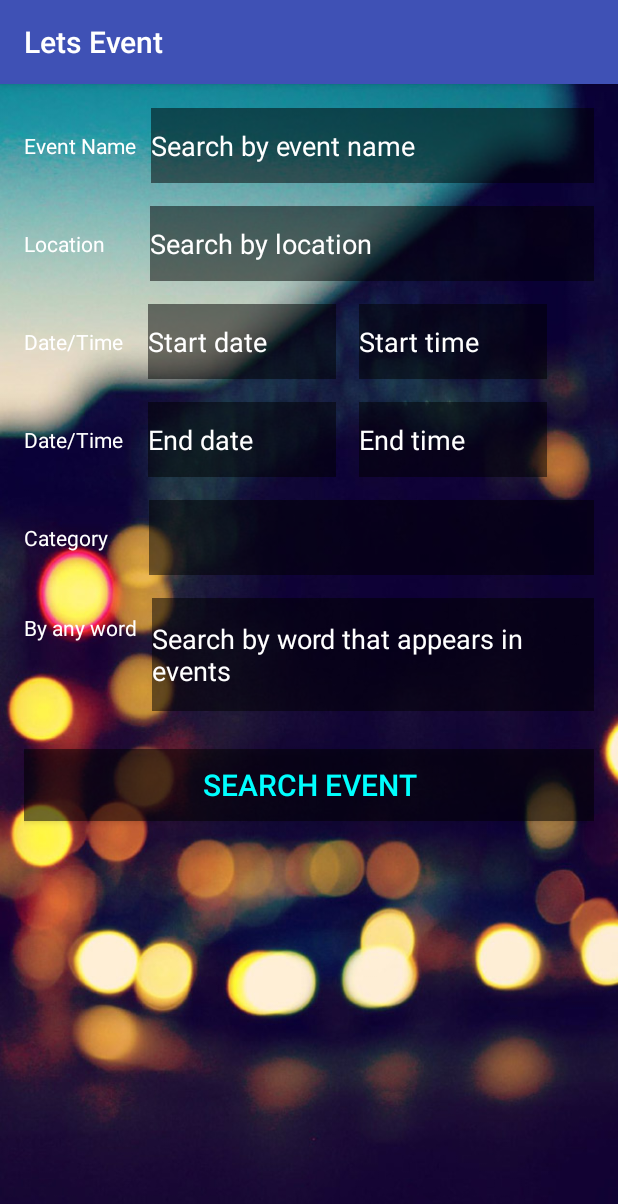
After one commit to omerakin/Lets_Event_Application, an Android app: the SearchActivity screen opened directly, with no data from a screen before it, on a phone screen of 412 x 824 dp. The commit adds this screen. Shown: the top 1204 px of the screen. Run offline under Robolectric (Android 15) with nearby library versions, the phone set to English and light mode, and no system bars.

```diff
--- a/app/src/debug/res/values/google_maps_api.xml
+++ b/app/src/debug/res/values/google_maps_api.xml
@@ -16,6 +16,6 @@
     string in this file.
     -->
     <string name="google_maps_key" translatable="false" templateMergeStrategy="preserve">
-        AIzaSyAgXSSb8CIq6RMliH8IPEQ93tEvOlFJZoc
+        AIzaSyCXaz1ngcwc6633g-7gYBVEGpPBLc95dY4
     </string>
 </resources>
--- a/app/src/main/java/com/example/akin_/letseventapplication/Event_Public_Activity.java
+++ b/app/src/main/java/com/example/akin_/letseventapplication/Event_Public_Activity.java
@@ -80,8 +80,8 @@ public class Event_Public_Activity extends AppCompatActivity {
                         try{
                         arr = obj.getJSONArray("data");
                             arrayLength = arr.length();
-                            oneByOne = arr.getJSONObject(0);
-                          //  info2.setText( arr.length() + "   "+ oneByOne.optString("name"));
+                            //oneByOne = arr.getJSONObject(0);
+                            //info2.setText( arr.length() + "   "+ oneByOne.optString("name"));
 
                             eventNames = new String[arrayLength];
                             eventDates = new String[arrayLength];
--- a/app/src/main/java/com/example/akin_/letseventapplication/MainActivity.java
+++ b/app/src/main/java/com/example/akin_/letseventapplication/MainActivity.java
@@ -107,8 +107,13 @@ public class MainActivity extends AppCompatActivity {
         int id = item.getItemId();
 
         //noinspection SimplifiableIfStatement
-        if (id == R.id.action_settings) {
-            return true;
+        switch (id) {
+            case R.id.action_settings:
+                break;
+            case R.id.search:
+                Intent intent = new Intent(this, SearchActivity.class);
+                startActivity(intent);
+                break;
         }
 
         return super.onOptionsItemSelected(item);
--- a/app/src/main/java/com/example/akin_/letseventapplication/MapActivity.java
+++ b/app/src/main/java/com/example/akin_/letseventapplication/MapActivity.java
@@ -40,9 +40,9 @@ public class MapActivity extends FragmentActivity implements OnMapReadyCallback
 
         mMap.setMapType(GoogleMap.MAP_TYPE_HYBRID);
         mMap.setMyLocationEnabled(true);
-        mMap.setTrafficEnabled(true);
-        mMap.setIndoorEnabled(true);
-        mMap.setBuildingsEnabled(true);
+        //mMap.setTrafficEnabled(true);
+        //mMap.setIndoorEnabled(true);
+        //mMap.setBuildingsEnabled(true);
         mMap.getUiSettings().setZoomControlsEnabled(true);
 
 
--- /dev/null
+++ b/app/src/main/java/com/example/akin_/letseventapplication/SearchActivity.java
@@ -0,0 +1,23 @@
+package com.example.akin_.letseventapplication;
+
+import android.content.Intent;
+import android.support.v7.app.ActionBar;
+import android.support.v7.app.ActionBarActivity;
+import android.support.v7.app.AppCompatActivity;
+import android.os.Bundle;
+import android.view.View;
+
+public class SearchActivity extends AppCompatActivity {
+
+    @Override
+    protected void onCreate(Bundle savedInstanceState) {
+        super.onCreate(savedInstanceState);
+        setContentView(R.layout.activity_search);
+    }
+
+    public void onSearchEvent (View view) {
+
+        Intent intent = new Intent(this, MainActivity.class);
+        startActivity(intent);
+    }
+}
--- /dev/null
+++ b/app/src/main/res/layout/activity_search.xml
@@ -0,0 +1,210 @@
+<?xml version="1.0" encoding="utf-8"?>
+<RelativeLayout xmlns:android="http://schemas.android.com/apk/res/android"
+    xmlns:tools="http://schemas.android.com/tools"
+    android:layout_width="match_parent"
+    android:layout_height="match_parent"
+    android:paddingLeft="@dimen/activity_horizontal_margin"
+    android:paddingRight="@dimen/activity_horizontal_margin"
+    android:paddingTop="@dimen/activity_vertical_margin"
+    android:paddingBottom="@dimen/activity_vertical_margin"
+    android:background="@drawable/wallpaper"
+    tools:context="com.example.akin_.letseventapplication.SearchActivity">
+
+
+    <LinearLayout
+        android:orientation="vertical"
+        android:layout_width="fill_parent"
+        android:layout_height="fill_parent">
+
+        <LinearLayout
+            android:layout_width="fill_parent"
+            android:layout_height="wrap_content">
+
+            <TextView
+                android:layout_width="wrap_content"
+                android:layout_height="wrap_content"
+                android:layout_gravity="center"
+                android:text="Event Name   "
+                android:id="@+id/Event_Name"
+                android:textColor="#ffffff"/>
+
+            <EditText
+                android:layout_width="match_parent"
+                android:layout_height="50sp"
+                android:layout_gravity="center_horizontal"
+                android:id="@+id/event_name"
+                android:hint="Search by event name"
+                android:background="#80000000"
+                android:textColor="#ffffff"
+                android:textColorHint="#ffffff" />
+        </LinearLayout>
+
+
+        <LinearLayout
+            android:layout_width="fill_parent"
+            android:layout_height="wrap_content"
+            android:layout_marginTop="15sp">
+
+            <TextView
+                android:layout_width="wrap_content"
+                android:layout_height="wrap_content"
+                android:layout_gravity="center"
+                android:text="Location         "
+                android:id="@+id/Location"
+                android:textColor="#ffffff"/>
+
+            <EditText
+                android:layout_width="match_parent"
+                android:layout_height="50sp"
+                android:layout_gravity="center_horizontal"
+                android:id="@+id/location"
+                android:hint="Search by location"
+                android:background="#80000000"
+                android:textColor="#ffffff"
+                android:textColorHint="#ffffff" />
+        </LinearLayout>
+
+
+        <LinearLayout
+            android:layout_width="fill_parent"
+            android:layout_height="wrap_content"
+            android:layout_marginTop="15sp">
+
+            <TextView
+                android:layout_width="wrap_content"
+                android:layout_height="wrap_content"
+                android:layout_gravity="center"
+                android:text="Date/Time     "
+                android:id="@+id/Date_Time1"
+                android:textColor="#ffffff"/>
+
+            <android.widget.EditText
+                android:layout_width="125sp"
+                android:layout_height="50sp"
+                android:layout_gravity="center_horizontal"
+                android:onClick="onStartDate"
+                android:focusable="false"
+                android:id="@+id/Start_Date"
+                android:hint="Start date"
+                android:background="#80000000"
+                android:textColor="#ffffff"
+                android:textColorHint="#ffffff" />
+
+            <android.widget.EditText
+                android:layout_width="125sp"
+                android:layout_height="50sp"
+                android:layout_marginLeft="15sp"
+                android:layout_gravity="center_horizontal"
+                android:onClick="onStartTime"
+                android:focusable="false"
+                android:id="@+id/Start_Time"
+                android:hint="Start time"
+                android:background="#80000000"
+                android:textColor="#ffffff"
+                android:textColorHint="#ffffff" />
+        </LinearLayout>
+
+
+        <LinearLayout
+            android:layout_width="fill_parent"
+            android:layout_height="wrap_content"
+            android:layout_marginTop="15sp">
+
+            <TextView
+                android:layout_width="wrap_content"
+                android:layout_height="wrap_content"
+                android:layout_gravity="center"
+                android:text="Date/Time     "
+                android:id="@+id/Date_Time2"
+                android:textColor="#ffffff"/>
+
+            <android.widget.EditText
+                android:layout_width="125sp"
+                android:layout_height="50sp"
+                android:layout_gravity="center_horizontal"
+                android:onClick="onEndDate"
+                android:focusable="false"
+                android:id="@+id/End_Date"
+                android:hint="End date"
+                android:background="#80000000"
+                android:textColor="#ffffff"
+                android:textColorHint="#ffffff" />
+
+            <android.widget.EditText
+                android:layout_width="125sp"
+                android:layout_height="50sp"
+                android:layout_marginLeft="15sp"
+                android:layout_gravity="center_horizontal"
+                android:onClick="onEndTime"
+                android:focusable="false"
+                android:id="@+id/End_Time"
+                android:hint="End time"
+                android:background="#80000000"
+                android:textColor="#ffffff"
+                android:textColorHint="#ffffff" />
+        </LinearLayout>
+
+
+        <LinearLayout
+            android:layout_width="fill_parent"
+            android:layout_height="wrap_content"
+            android:layout_marginTop="15sp">
+
+            <TextView
+                android:layout_width="wrap_content"
+                android:layout_height="wrap_content"
+                android:layout_gravity="center"
+                android:text="Category        "
+                android:id="@+id/Category"
+                android:textColor="#ffffff"/>
+
+            <Spinner
+                android:layout_width="match_parent"
+                android:layout_height="50sp"
+                android:layout_gravity="center_horizontal"
+                android:id="@+id/category"
+                android:background="#80000000"
+                android:textColor="#ffffff" />
+        </LinearLayout>
+
+
+        <LinearLayout
+            android:layout_width="fill_parent"
+            android:layout_height="wrap_content"
+            android:layout_marginTop="15sp">
+
+            <TextView
+                android:layout_width="wrap_content"
+                android:layout_height="wrap_content"
+                android:layout_marginTop="10sp"
+                android:text="By any word   "
+                android:id="@+id/Description"
+                android:textColor="#ffffff" />
+
+            <EditText
+                android:layout_width="match_parent"
+                android:layout_height="75sp"
+                android:layout_gravity="center_horizontal"
+                android:id="@+id/description"
+                android:hint="Search by word that appears in events"
+                android:background="#80000000"
+                android:textColor="#ffffff"
+                android:textColorHint="#ffffff" />
+        </LinearLayout>
+
+
+        <Button
+            android:padding="10sp"
+            android:layout_width="fill_parent"
+            android:layout_height="wrap_content"
+            android:text="SEARCH EVENT"
+            android:id="@+id/search_event"
+            android:textColor="#00ffff"
+            android:textSize="20sp"
+            android:background="#80000000"
+            android:onClick="onSearchEvent"
+            android:layout_marginTop="25sp"/>
+    </LinearLayout>
+
+
+</RelativeLayout>
--- a/app/src/main/res/menu/menu_main.xml
+++ b/app/src/main/res/menu/menu_main.xml
@@ -3,4 +3,7 @@
     xmlns:tools="http://schemas.android.com/tools" tools:context=".MainActivity">
     <item android:id="@+id/action_settings" android:title="@string/action_settings"
         android:orderInCategory="100" app:showAsAction="never" />
+    <item android:id="@+id/search"
+        android:title="Search"
+        app:showAsAction="ifRoom" />
 </menu>
```
Also changed, not shown: app/src/main/AndroidManifest.xml (+10 -0 lines), 1 other file.
